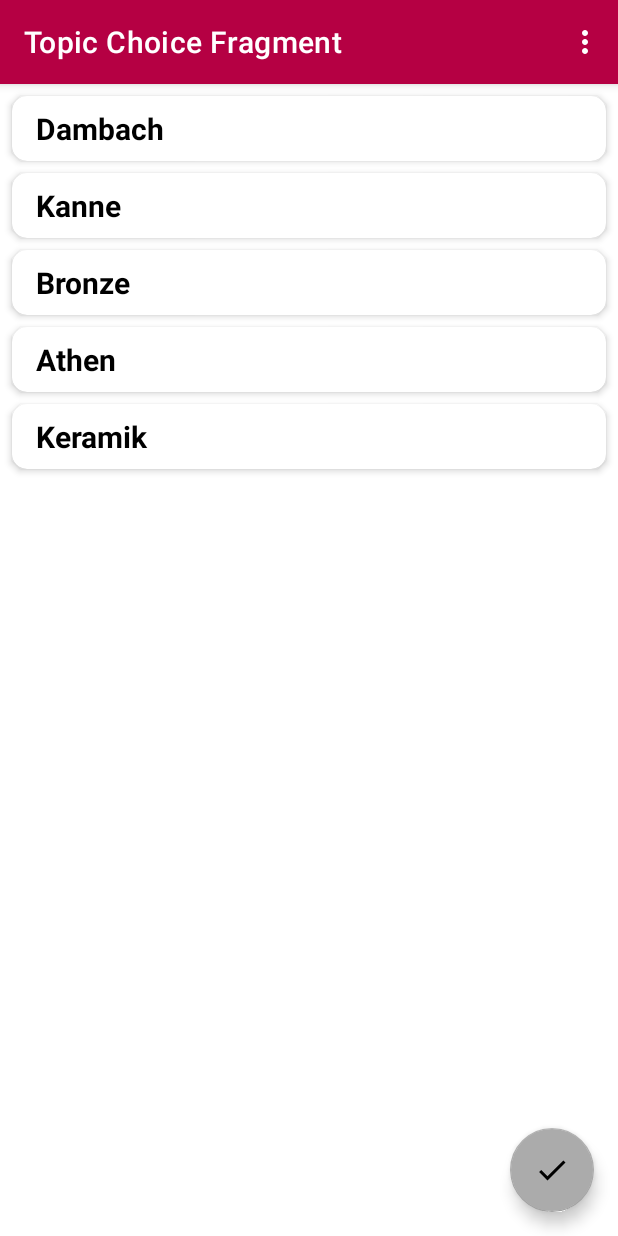
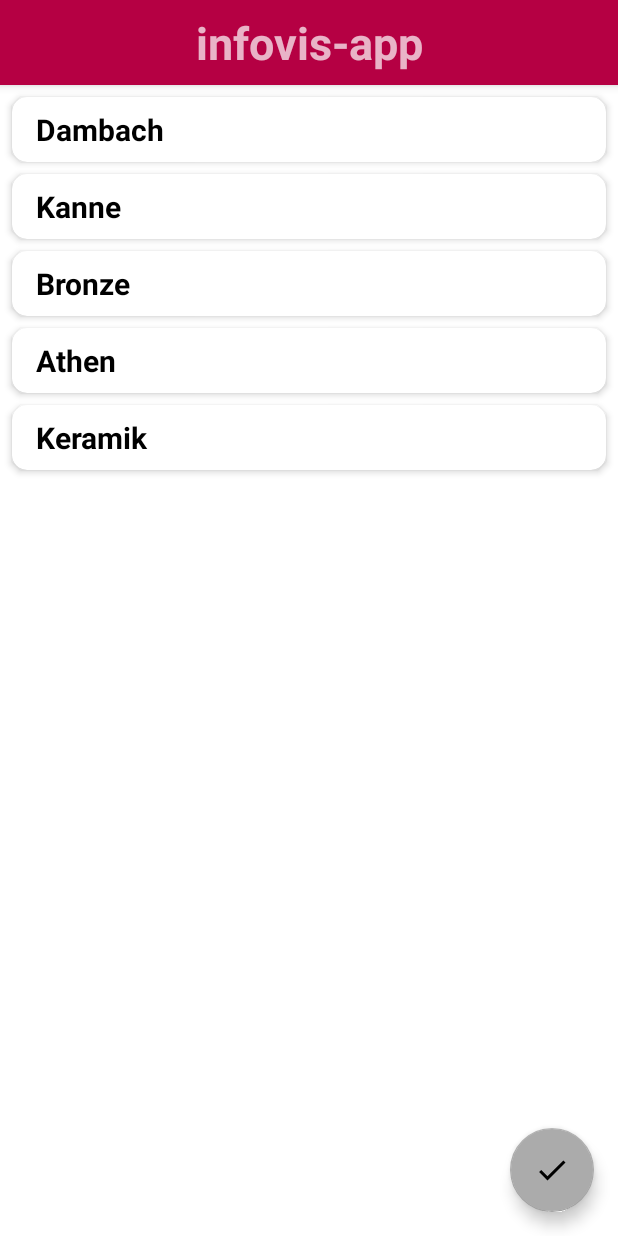
Before and after one commit to leoruland/infovis-app, an Android app: the screen it shows after launch (MainActivity), on a phone screen of 412 x 824 dp. Run offline under Robolectric (Android 15) with nearby library versions, the phone set to English and light mode, and no system bars; our stand-ins replace navigation-ui.

Commit message:
Remove View Toolbar

```diff
--- a/app/src/main/java/de/leoruland/infovisapp/MainActivity.kt
+++ b/app/src/main/java/de/leoruland/infovisapp/MainActivity.kt
@@ -20,12 +20,6 @@ class MainActivity : AppCompatActivity() {
 
         binding = ActivityMainBinding.inflate(layoutInflater)
         setContentView(binding.root)
-
-        setSupportActionBar(binding.toolbar)
-
-        val navController = findNavController(R.id.nav_host_fragment_content_main)
-        appBarConfiguration = AppBarConfiguration(navController.graph)
-        setupActionBarWithNavController(navController, appBarConfiguration)
     }
 
     override fun onCreateOptionsMenu(menu: Menu): Boolean {
--- a/app/src/main/res/layout/activity_main.xml
+++ b/app/src/main/res/layout/activity_main.xml
@@ -11,12 +11,15 @@
         android:layout_height="wrap_content"
         android:theme="@style/Theme.Infovisapp.AppBarOverlay">
 
-        <androidx.appcompat.widget.Toolbar
-            android:id="@+id/toolbar"
+        <TextView
             android:layout_width="match_parent"
-            android:layout_height="?attr/actionBarSize"
-            android:background="?attr/colorPrimary"
-            app:popupTheme="@style/Theme.Infovisapp.PopupOverlay" />
+            android:layout_height="wrap_content"
+            android:text="@string/app_name"
+            android:textStyle="bold"
+            android:textSize="30sp"
+            android:padding="@dimen/padding_half"
+            android:textAlignment="center"
+            />
 
     </com.google.android.material.appbar.AppBarLayout>
 
```
